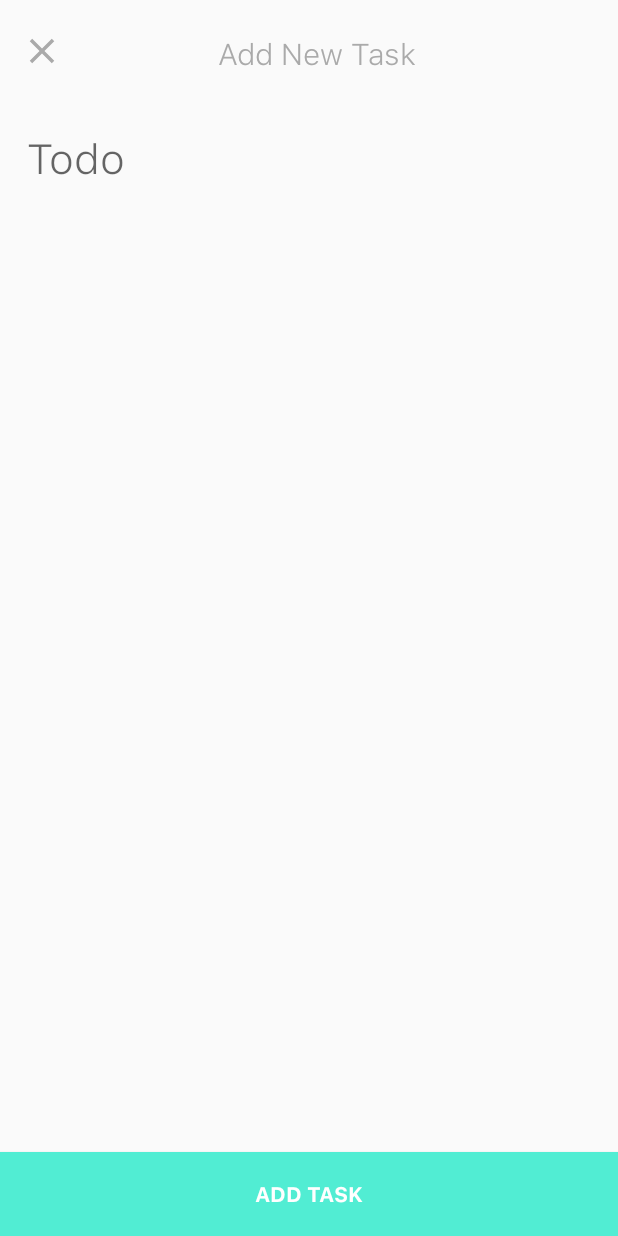
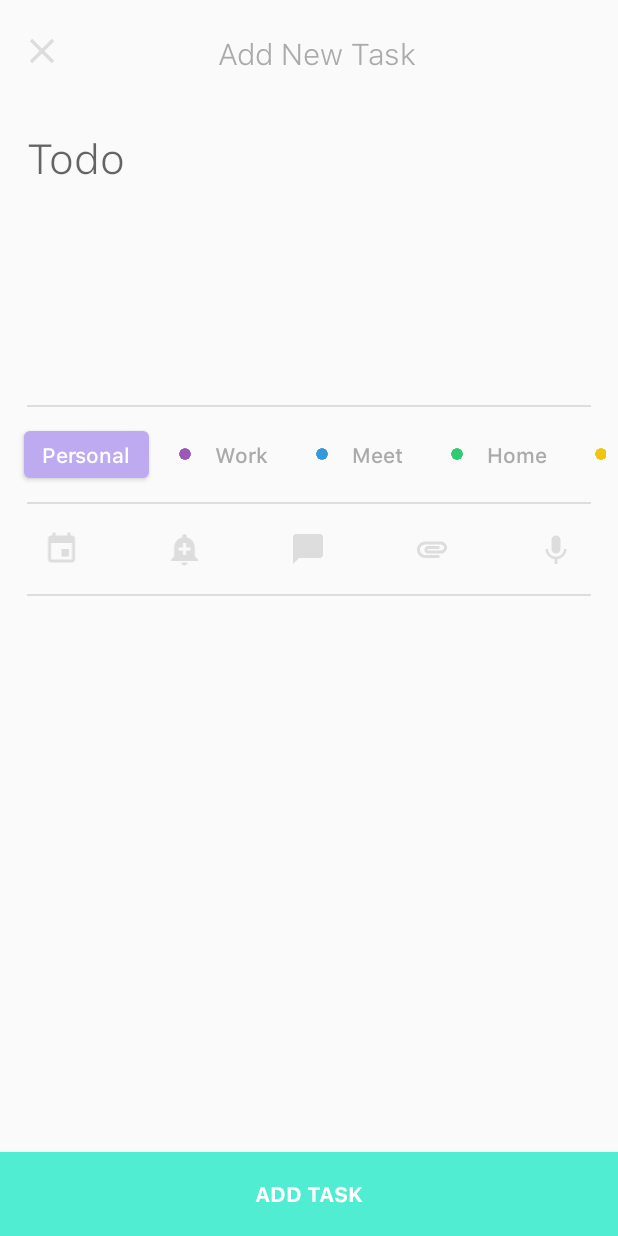
Before and after one commit to deepakbaliga/GetDone, an Android app: the CreateToDoActivity screen opened directly, with no data from a screen before it, on a phone screen of 412 x 824 dp. Run offline under Robolectric (Android 15) with nearby library versions, the phone set to English and light mode, and no system bars; our stand-ins replace ButterKnife, CircleImageView.

Commit message:
Implemented Categories in AddTask and Toolbar

```diff
--- a/app/src/main/java/com/deepakbaliga/getdone/activities/CreateToDoActivity.java
+++ b/app/src/main/java/com/deepakbaliga/getdone/activities/CreateToDoActivity.java
@@ -6,14 +6,21 @@ import android.os.Bundle;
 
 import android.support.v4.view.ViewCompat;
 import android.support.v4.view.ViewPropertyAnimatorListenerAdapter;
+import android.support.v7.widget.LinearLayoutManager;
+import android.support.v7.widget.RecyclerView;
 import android.transition.Transition;
 import android.view.View;
 import android.widget.ImageView;
+import android.widget.Toast;
 
 import com.deepakbaliga.getdone.R;
+import com.deepakbaliga.getdone.adapters.CategoriesAddTaskAdapter;
 import com.deepakbaliga.getdone.baseClasses.GetDoneActivity;
+import com.deepakbaliga.getdone.callback.ItemCallBack;
 import com.deepakbaliga.getdone.customViews.RegularButton;
+import com.deepakbaliga.getdone.model.Category;
 
+import java.util.LinkedList;
 import java.util.List;
 import java.util.Map;
 
@@ -29,6 +36,16 @@ public class CreateToDoActivity extends GetDoneActivity {
     @BindView(R.id.close_button)
     ImageView closeButton;
 
+    @BindView(R.id.categories_recyclerview)
+    RecyclerView categoriesRecyclerView;
+
+
+
+    private LinkedList<Category> categories = new LinkedList<>();
+
+    private CategoriesAddTaskAdapter categoriesAdapter;
+    private LinearLayoutManager linearLayoutManager;
+
     @Override
     protected void onCreate(Bundle savedInstanceState) {
         super.onCreate(savedInstanceState);
@@ -43,6 +60,33 @@ public class CreateToDoActivity extends GetDoneActivity {
 
     private void init() {
 
+
+        categories.add(new Category((long)(Math.random()*1000000),"Personal", 43, R.drawable.icon_person, R.color.alizarin,false,0));
+        categories.add(new Category((long)(Math.random()*1000000),"Work", 235, R.drawable.icon_work, R.color.amethyst,false,0));
+        categories.add(new Category((long)(Math.random()*1000000),"Meet", 3, R.drawable.icon_happy_mood, R.color.peter_river,false,0));
+        categories.add(new Category((long)(Math.random()*1000000),"Home", 113, R.drawable.icon_home, R.color.emerald,false,0));
+        categories.add(new Category((long)(Math.random()*1000000),"School", 23, R.drawable.icon_school, R.color.sun_flower,false,0));
+        categories.add(new Category((long)(Math.random()*1000000),"Earth", 0, R.drawable.icon_earth, R.color.green_sea,false,0));
+        categories.add(new Category((long)(Math.random()*1000000),"Universe", 7, R.drawable.icon_star, R.color.clouds,false,0));
+
+        categoriesAdapter = new CategoriesAddTaskAdapter(this, 0, categories, new ItemCallBack() {
+            @Override
+            public void onSelect(int position) {
+
+                categoriesAdapter.notifyDataSetChanged();
+
+
+            }
+        });
+
+
+        linearLayoutManager = new LinearLayoutManager(this, LinearLayoutManager.HORIZONTAL, false);
+
+        categoriesRecyclerView.setLayoutManager(linearLayoutManager);
+        categoriesRecyclerView.setAdapter(categoriesAdapter);
+
+
+
         closeButton.setOnClickListener(new View.OnClickListener() {
             @Override
             public void onClick(View view) {
@@ -50,6 +94,8 @@ public class CreateToDoActivity extends GetDoneActivity {
                 CreateToDoActivity.this.overridePendingTransition(R.anim.fade_in, R.anim.close);
             }
         });
+
+
     }
 
     @Override
--- /dev/null
+++ b/app/src/main/java/com/deepakbaliga/getdone/adapters/CategoriesAddTaskAdapter.java
@@ -0,0 +1,153 @@
+package com.deepakbaliga.getdone.adapters;
+
+import android.content.Context;
+import android.content.res.ColorStateList;
+import android.graphics.PorterDuff;
+import android.graphics.drawable.Drawable;
+import android.graphics.drawable.RippleDrawable;
+import android.graphics.drawable.ShapeDrawable;
+import android.support.v7.widget.RecyclerView;
+import android.view.LayoutInflater;
+import android.view.View;
+import android.view.ViewGroup;
+
+import com.deepakbaliga.getdone.R;
+import com.deepakbaliga.getdone.callback.ItemCallBack;
+import com.deepakbaliga.getdone.customViews.CircularImageView;
+import com.deepakbaliga.getdone.customViews.RegularTextView;
+import com.deepakbaliga.getdone.model.Category;
+
+import java.util.LinkedList;
+
+import butterknife.BindView;
+import butterknife.ButterKnife;
+
+/**
+ * Created by deepakbaliga on 15/02/17.
+ */
+
+public class CategoriesAddTaskAdapter extends RecyclerView.Adapter<RecyclerView.ViewHolder> {
+
+    private Context context;
+    private int selected = -1;
+    private LinkedList<Category> categories = new LinkedList<>();
+
+    private final int SELECTED_LAYOUT = 1;
+    private final int UNSELECTED_LAYOUT = 0;
+
+    private ItemCallBack itemCallBack;
+
+    public CategoriesAddTaskAdapter(Context context, int selected, LinkedList<Category> categories, ItemCallBack itemCallBack) {
+        this.context = context;
+        this.selected = selected;
+        this.categories = categories;
+        this.itemCallBack = itemCallBack;
+    }
+
+    public void setSelected(int selected) {
+        this.selected = selected;
+    }
+
+    @Override
+    public RecyclerView.ViewHolder onCreateViewHolder(ViewGroup parent, int viewType) {
+
+
+        if (viewType==UNSELECTED_LAYOUT){
+
+            View view = LayoutInflater.from(parent.getContext()).inflate(R.layout.item_category_in_add_task, parent,false);
+            CategoryViewHolder holder = new CategoryViewHolder(view);
+            return holder;
+        }else{
+
+            View view = LayoutInflater.from(parent.getContext()).inflate(R.layout.item_category_in_add_task_selected, parent,false);
+            CategoryViewHolderSelected holder = new CategoryViewHolderSelected(view);
+            return holder;
+        }
+
+    }
+
+    @Override
+    public void onBindViewHolder(RecyclerView.ViewHolder holder, final int position) {
+
+        Category category = categories.get(position);
+
+
+        if(position==selected){
+
+            CategoryViewHolderSelected holderSelected = (CategoryViewHolderSelected) holder;
+
+            holderSelected.categoryTitle.setText(category.getCategoryTitle());
+            holderSelected.categoryTitle.setTextColor(context.getResources().getColor(android.R.color.white));
+            RippleDrawable drawable = (RippleDrawable) context.getDrawable(R.drawable.ripple_rectangle_slight_corners);
+            holderSelected.itemView.setBackground(drawable);
+            holderSelected.itemView.setClickable(true);
+
+
+        }else{
+
+            CategoryViewHolder holderUnselected = (CategoryViewHolder) holder;
+            holderUnselected.categoryColor.setColorFilter(context.getResources().getColor(category.getColor()));
+            holderUnselected.categoryTitle.setText(category.getCategoryTitle());
+        }
+
+
+
+        holder.itemView.setOnClickListener(new View.OnClickListener() {
+            @Override
+            public void onClick(View view) {
+                itemCallBack.onSelect(position);
+                selected = position;
+
+
+
+            }
+        });
+
+    }
+
+    @Override
+    public int getItemViewType(int position) {
+
+        if(position==selected)
+            return SELECTED_LAYOUT;
+        else
+            return UNSELECTED_LAYOUT;
+    }
+
+    @Override
+    public int getItemCount() {
+        return categories.size();
+    }
+
+    public class CategoryViewHolder extends RecyclerView.ViewHolder{
+
+        @BindView(R.id.category_color)
+        CircularImageView categoryColor;
+
+        @BindView(R.id.category_title)
+        RegularTextView categoryTitle;
+
+        public CategoryViewHolder(View itemView) {
+            super(itemView);
+            ButterKnife.bind(this, itemView);
+
+
+        }
+    }
+
+    public class CategoryViewHolderSelected extends RecyclerView.ViewHolder{
+
+        @BindView(R.id.category_title)
+        RegularTextView categoryTitle;
+
+        public CategoryViewHolderSelected(View itemView) {
+            super(itemView);
+            ButterKnife.bind(this, itemView);
+
+
+
+        }
+    }
+
+
+}
--- /dev/null
+++ b/app/src/main/java/com/deepakbaliga/getdone/callback/ItemCallBack.java
@@ -0,0 +1,10 @@
+package com.deepakbaliga.getdone.callback;
+
+/**
+ * Created by deepakbaliga on 15/02/17.
+ */
+
+public interface ItemCallBack {
+
+    void onSelect(int position);
+}
--- a/app/src/main/java/com/deepakbaliga/getdone/fragments/ProjectsFragment.java
+++ b/app/src/main/java/com/deepakbaliga/getdone/fragments/ProjectsFragment.java
@@ -53,13 +53,13 @@ public class ProjectsFragment extends Fragment {
         View view = inflater.inflate(R.layout.fragment_projects, container, false);
         ButterKnife.bind(this, view);
 
-        categories.add(new Category("Personal", 43, R.drawable.icon_person, R.color.alizarin));
-        categories.add(new Category("Work", 235, R.drawable.icon_work, R.color.amethyst));
-        categories.add(new Category("Meet", 3, R.drawable.icon_happy_mood, R.color.peter_river));
-        categories.add(new Category("Home", 113, R.drawable.icon_home, R.color.emerald));
-        categories.add(new Category("School", 23, R.drawable.icon_school, R.color.sun_flower));
-        categories.add(new Category("Earth", 0, R.drawable.icon_earth, R.color.green_sea));
-        categories.add(new Category("Universe", 7, R.drawable.icon_star, R.color.clouds));
+        categories.add(new Category((long)(Math.random()*1000000),"Personal", 43, R.drawable.icon_person, R.color.alizarin,false,0));
+        categories.add(new Category((long)(Math.random()*1000000),"Work", 235, R.drawable.icon_work, R.color.amethyst,false,0));
+        categories.add(new Category((long)(Math.random()*1000000),"Meet", 3, R.drawable.icon_happy_mood, R.color.peter_river,false,0));
+        categories.add(new Category((long)(Math.random()*1000000),"Home", 113, R.drawable.icon_home, R.color.emerald,false,0));
+        categories.add(new Category((long)(Math.random()*1000000),"School", 23, R.drawable.icon_school, R.color.sun_flower,false,0));
+        categories.add(new Category((long)(Math.random()*1000000),"Earth", 0, R.drawable.icon_earth, R.color.green_sea,false,0));
+        categories.add(new Category((long)(Math.random()*1000000),"Universe", 7, R.drawable.icon_star, R.color.clouds,false,0));
 
 
         gridLayoutManager = new GridLayoutManager(getActivity(), 2, GridLayout.VERTICAL, false);
--- a/app/src/main/java/com/deepakbaliga/getdone/model/Category.java
+++ b/app/src/main/java/com/deepakbaliga/getdone/model/Category.java
@@ -8,19 +8,25 @@ import java.io.Serializable;
 
 public class Category implements Serializable {
 
+    private long id;
     private String categoryTitle;
     private int remainingTasks;
     private int icon;
     private int color;
+    private boolean deletable;
+    private int totalTasks;
 
     public Category() {
     }
 
-    public Category(String categoryTitle, int remainingTasks, int icon, int color) {
+    public Category(long id, String categoryTitle, int remainingTasks, int icon, int color, boolean deletable, int totalTasks) {
+        this.id = id;
         this.categoryTitle = categoryTitle;
         this.remainingTasks = remainingTasks;
         this.icon = icon;
         this.color = color;
+        this.deletable = deletable;
+        this.totalTasks = totalTasks;
     }
 
     public String getCategoryTitle() {
@@ -54,4 +60,12 @@ public class Category implements Serializable {
     public void setColor(int color) {
         this.color = color;
     }
+
+    public boolean isDeletable() {
+        return deletable;
+    }
+
+    public void setDeletable(boolean deletable) {
+        this.deletable = deletable;
+    }
 }
--- /dev/null
+++ b/app/src/main/res/drawable/ripple_rectangle_slight_corners.xml
@@ -0,0 +1,10 @@
+<?xml version="1.0" encoding="utf-8"?>
+<ripple xmlns:android="http://schemas.android.com/apk/res/android"
+    android:color="@color/colorAccent">
+    <item>
+        <shape android:shape="rectangle">
+            <solid android:color="@color/colorPrimary" />
+            <corners android:radius="4dp"/>
+        </shape>
+    </item>
+</ripple>
--- /dev/null
+++ b/app/src/main/res/drawable/ripple_rectangle_transperant.xml
@@ -0,0 +1,10 @@
+<?xml version="1.0" encoding="utf-8"?>
+<ripple xmlns:android="http://schemas.android.com/apk/res/android"
+    android:color="@color/colorAccent">
+    <item>
+        <shape android:shape="rectangle">
+            <solid android:color="?android:colorBackground" />
+
+        </shape>
+    </item>
+</ripple>
--- /dev/null
+++ b/app/src/main/res/drawable/tool_icon_attachment.xml
@@ -0,0 +1,9 @@
+<vector xmlns:android="http://schemas.android.com/apk/res/android"
+        android:width="24dp"
+        android:height="24dp"
+        android:viewportWidth="24.0"
+        android:viewportHeight="24.0">
+    <path
+        android:fillColor="#FF000000"
+        android:pathData="M2,12.5C2,9.46 4.46,7 7.5,7H18c2.21,0 4,1.79 4,4s-1.79,4 -4,4H9.5C8.12,15 7,13.88 7,12.5S8.12,10 9.5,10H17v2H9.41c-0.55,0 -0.55,1 0,1H18c1.1,0 2,-0.9 2,-2s-0.9,-2 -2,-2H7.5C5.57,9 4,10.57 4,12.5S5.57,16 7.5,16H17v2H7.5C4.46,18 2,15.54 2,12.5z"/>
+</vector>
--- /dev/null
+++ b/app/src/main/res/drawable/tool_icon_comment.xml
@@ -0,0 +1,9 @@
+<vector xmlns:android="http://schemas.android.com/apk/res/android"
+        android:width="24dp"
+        android:height="24dp"
+        android:viewportWidth="24.0"
+        android:viewportHeight="24.0">
+    <path
+        android:fillColor="#FF000000"
+        android:pathData="M20,2H4c-1.1,0 -2,0.9 -2,2v18l4,-4h14c1.1,0 2,-0.9 2,-2V4c0,-1.1 -0.9,-2 -2,-2z"/>
+</vector>
--- /dev/null
+++ b/app/src/main/res/drawable/tool_icon_date.xml
@@ -0,0 +1,9 @@
+<vector xmlns:android="http://schemas.android.com/apk/res/android"
+        android:width="24dp"
+        android:height="24dp"
+        android:viewportWidth="24.0"
+        android:viewportHeight="24.0">
+    <path
+        android:fillColor="#FF000000"
+        android:pathData="M17,12h-5v5h5v-5zM16,1v2L8,3L8,1L6,1v2L5,3c-1.11,0 -1.99,0.9 -1.99,2L3,19c0,1.1 0.89,2 2,2h14c1.1,0 2,-0.9 2,-2L21,5c0,-1.1 -0.9,-2 -2,-2h-1L18,1h-2zM19,19L5,19L5,8h14v11z"/>
+</vector>
--- /dev/null
+++ b/app/src/main/res/drawable/tool_icon_reminder.xml
@@ -0,0 +1,9 @@
+<vector xmlns:android="http://schemas.android.com/apk/res/android"
+        android:width="24dp"
+        android:height="24dp"
+        android:viewportWidth="24.0"
+        android:viewportHeight="24.0">
+    <path
+        android:fillColor="#FF000000"
+        android:pathData="M10.01,21.01c0,1.1 0.89,1.99 1.99,1.99s1.99,-0.89 1.99,-1.99h-3.98zM18.88,16.82L18.88,11c0,-3.25 -2.25,-5.97 -5.29,-6.69v-0.72C13.59,2.71 12.88,2 12,2s-1.59,0.71 -1.59,1.59v0.72C7.37,5.03 5.12,7.75 5.12,11v5.82L3,18.94L3,20h18v-1.06l-2.12,-2.12zM16,13.01h-3v3h-2v-3L8,13.01L8,11h3L11,8h2v3h3v2.01z"/>
+</vector>
--- /dev/null
+++ b/app/src/main/res/drawable/tool_icon_voice.xml
@@ -0,0 +1,9 @@
+<vector xmlns:android="http://schemas.android.com/apk/res/android"
+        android:width="24dp"
+        android:height="24dp"
+        android:viewportWidth="24.0"
+        android:viewportHeight="24.0">
+    <path
+        android:fillColor="#FF000000"
+        android:pathData="M12,15c1.66,0 2.99,-1.34 2.99,-3L15,6c0,-1.66 -1.34,-3 -3,-3S9,4.34 9,6v6c0,1.66 1.34,3 3,3zM17.3,12c0,3 -2.54,5.1 -5.3,5.1S6.7,15 6.7,12L5,12c0,3.42 2.72,6.23 6,6.72L11,22h2v-3.28c3.28,-0.48 6,-3.3 6,-6.72h-1.7z"/>
+</vector>
--- a/app/src/main/res/layout/activity_create_to_do.xml
+++ b/app/src/main/res/layout/activity_create_to_do.xml
@@ -25,7 +25,7 @@
             android:layout_width="28dp"
             android:layout_height="28dp"
             android:src="@drawable/ic_close"
-            android:tint="@color/grey"
+            android:tint="@color/light_grey"
             android:foreground="?android:selectableItemBackground"
             android:clickable="true" />
 
@@ -47,8 +47,13 @@
     </RelativeLayout>
 
 
+    <LinearLayout
+        android:layout_width="match_parent"
+        android:layout_height="wrap_content"
+        android:orientation="vertical"
+        android:layout_below="@+id/toolbar">
+
         <com.deepakbaliga.getdone.customViews.ThinEditTextView
-        android:layout_below="@+id/toolbar"
             android:layout_width="match_parent"
             android:layout_height="192dp"
             android:maxLines="6"
@@ -56,9 +61,55 @@
             android:hint="Todo"
             android:padding="8dp"
             android:background="#00000000"
-        android:inputType="textCapSentences"
+            android:ems="10"
+            android:inputType="textMultiLine|textCapSentences"
             android:layout_marginLeft="10dp"
             android:gravity="top" />
+
+        <View
+
+            android:layout_width="match_parent"
+            android:layout_height="1dp"
+            android:background="@color/light_grey"
+            android:layout_marginLeft="18dp"
+            android:layout_marginRight="18dp"/>
+
+        <android.support.v7.widget.RecyclerView
+            android:id="@+id/categories_recyclerview"
+            android:layout_width="match_parent"
+            android:layout_height="wrap_content"
+            android:paddingLeft="8dp"
+            android:paddingRight="8dp"
+            android:layout_margin="8dp"
+            android:clipToPadding="false"/>
+
+        <View
+
+            android:layout_width="match_parent"
+            android:layout_height="1dp"
+            android:background="@color/light_grey"
+            android:layout_marginLeft="18dp"
+            android:layout_marginRight="18dp"/>
+
+        <include
+            android:paddingLeft="8dp"
+            android:paddingRight="8dp"
+            android:layout_marginTop="14dp"
+            android:layout_marginBottom="14dp"
+            android:clipToPadding="false"
+            android:layout_height="wrap_content"
+            android:layout_width="match_parent"
+            layout="@layout/layout_toolbar"/>
+
+        <View
+
+            android:layout_width="match_parent"
+            android:layout_height="1dp"
+            android:background="@color/light_grey"
+            android:layout_marginLeft="18dp"
+            android:layout_marginRight="18dp"/>
+
+    </LinearLayout>
 
 
     <com.deepakbaliga.getdone.customViews.RegularButton
--- /dev/null
+++ b/app/src/main/res/layout/item_category_in_add_task.xml
@@ -0,0 +1,32 @@
+<?xml version="1.0" encoding="utf-8"?>
+<LinearLayout xmlns:android="http://schemas.android.com/apk/res/android"
+    android:orientation="horizontal" android:layout_width="wrap_content"
+    android:layout_height="wrap_content"
+    android:paddingLeft="12dp"
+    android:paddingRight="12dp"
+    android:paddingTop="6dp"
+    android:paddingBottom="6dp"
+    android:clickable="true"
+    android:layout_marginTop="8dp"
+    android:layout_marginRight="8dp"
+    android:layout_marginBottom="8dp"
+    android:gravity="center"
+    android:foreground="?android:selectableItemBackground">
+
+    <com.deepakbaliga.getdone.customViews.CircularImageView
+        android:id="@+id/category_color"
+        android:layout_width="8dp"
+        android:layout_height="8dp"
+        android:src="@drawable/circle"
+        android:layout_gravity="center_vertical"
+        android:layout_marginRight="16dp"/>
+
+    <com.deepakbaliga.getdone.customViews.RegularTextView
+        android:id="@+id/category_title"
+        android:layout_width="wrap_content"
+        android:layout_height="wrap_content"
+        android:text="Category"
+        android:textColor="@color/grey"
+        android:textSize="14dp" />
+
+</LinearLayout>
--- /dev/null
+++ b/app/src/main/res/layout/item_category_in_add_task_selected.xml
@@ -0,0 +1,27 @@
+<?xml version="1.0" encoding="utf-8"?>
+<LinearLayout xmlns:android="http://schemas.android.com/apk/res/android"
+    xmlns:app="http://schemas.android.com/apk/res-auto"
+    android:orientation="horizontal"
+    android:layout_width="wrap_content"
+    android:layout_height="wrap_content"
+    android:paddingLeft="12dp"
+    android:paddingRight="12dp"
+    android:paddingTop="6dp"
+    android:paddingBottom="6dp"
+    android:clickable="true"
+    android:layout_marginTop="8dp"
+    android:layout_marginRight="8dp"
+    android:gravity="center"
+    android:elevation="2dp"
+    android:foreground="?android:selectableItemBackground">
+
+    <com.deepakbaliga.getdone.customViews.RegularTextView
+        android:id="@+id/category_title"
+        android:layout_width="wrap_content"
+        android:layout_height="wrap_content"
+        android:text="Category"
+        android:textColor="@color/grey"
+        android:textSize="14dp"
+        />
+
+</LinearLayout>
--- /dev/null
+++ b/app/src/main/res/layout/layout_toolbar.xml
@@ -0,0 +1,61 @@
+<?xml version="1.0" encoding="utf-8"?>
+<LinearLayout xmlns:android="http://schemas.android.com/apk/res/android"
+    android:orientation="horizontal" android:layout_width="match_parent"
+    android:layout_height="wrap_content"
+    android:weightSum="5"
+    android:layout_margin="14dp">
+
+    <ImageView
+        android:layout_width="32dp"
+        android:layout_height="32dp"
+        android:tint="@color/light_grey"
+        android:layout_weight="1"
+        android:clickable="true"
+        android:padding="4dp"
+        android:foreground="?android:selectableItemBackground"
+        android:src="@drawable/tool_icon_date"
+        android:background="@drawable/ripple_rectangle_transperant"/>
+
+    <ImageView
+        android:layout_width="32dp"
+        android:layout_height="32dp"
+        android:tint="@color/light_grey"
+        android:layout_weight="1"
+        android:clickable="true"
+        android:padding="4dp"
+        android:foreground="?android:selectableItemBackground"
+        android:background="@drawable/ripple_rectangle_transperant"
+        android:src="@drawable/tool_icon_reminder"/>
+    <ImageView
+        android:layout_width="32dp"
+        android:layout_height="32dp"
+        android:tint="@color/light_grey"
+        android:layout_weight="1"
+        android:clickable="true"
+        android:padding="4dp"
+        android:foreground="?android:selectableItemBackground"
+        android:background="@drawable/ripple_rectangle_transperant"
+        android:src="@drawable/tool_icon_comment"/>
+    <ImageView
+        android:layout_width="32dp"
+        android:layout_height="32dp"
+        android:tint="@color/light_grey"
+        android:layout_weight="1"
+        android:clickable="true"
+        android:padding="4dp"
+        android:foreground="?android:selectableItemBackground"
+        android:background="@drawable/ripple_rectangle_transperant"
+        android:src="@drawable/tool_icon_attachment"/>
+    <ImageView
+        android:layout_width="32dp"
+        android:layout_height="32dp"
+        android:tint="@color/light_grey"
+        android:layout_weight="1"
+        android:clickable="true"
+        android:padding="4dp"
+        android:foreground="?android:selectableItemBackground"
+        android:background="@drawable/ripple_rectangle_transperant"
+        android:src="@drawable/tool_icon_voice"/>
+
+
+</LinearLayout>
--- a/app/src/main/res/values/colors.xml
+++ b/app/src/main/res/values/colors.xml
@@ -31,4 +31,5 @@
     <color name="asbestos">#7f8c8d</color>
 
     <color name="grey">#aaa</color>
+    <color name="light_grey">#ddd</color>
 </resources>
```
Lines whose indentation alone changed are shown as unchanged.
